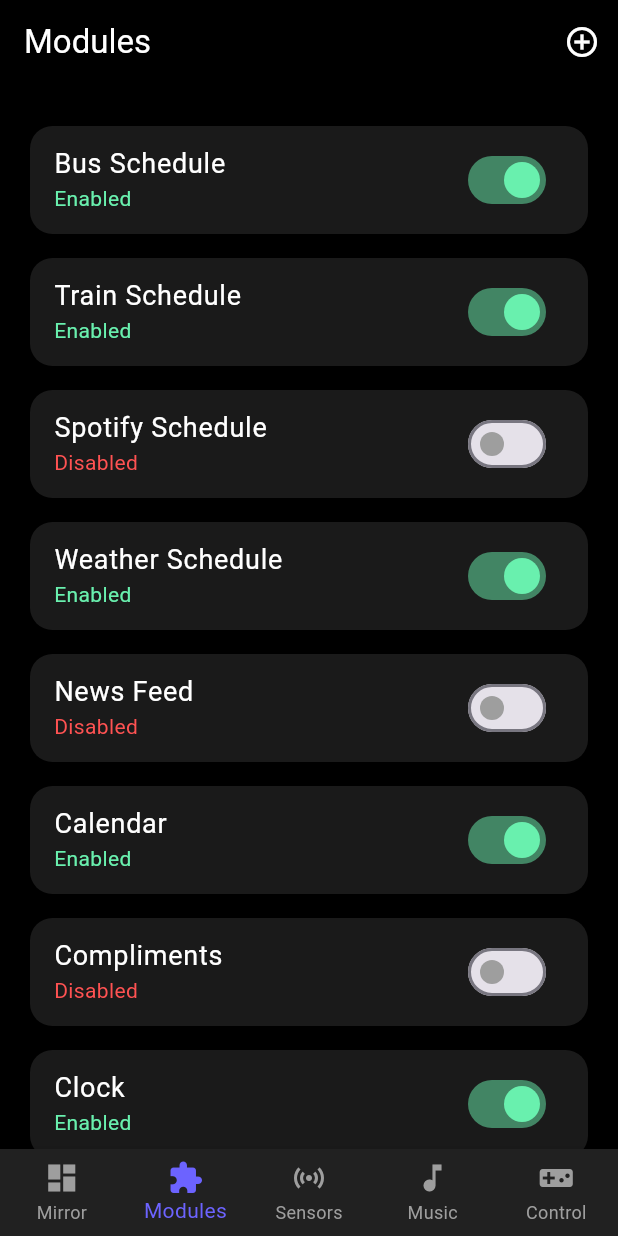
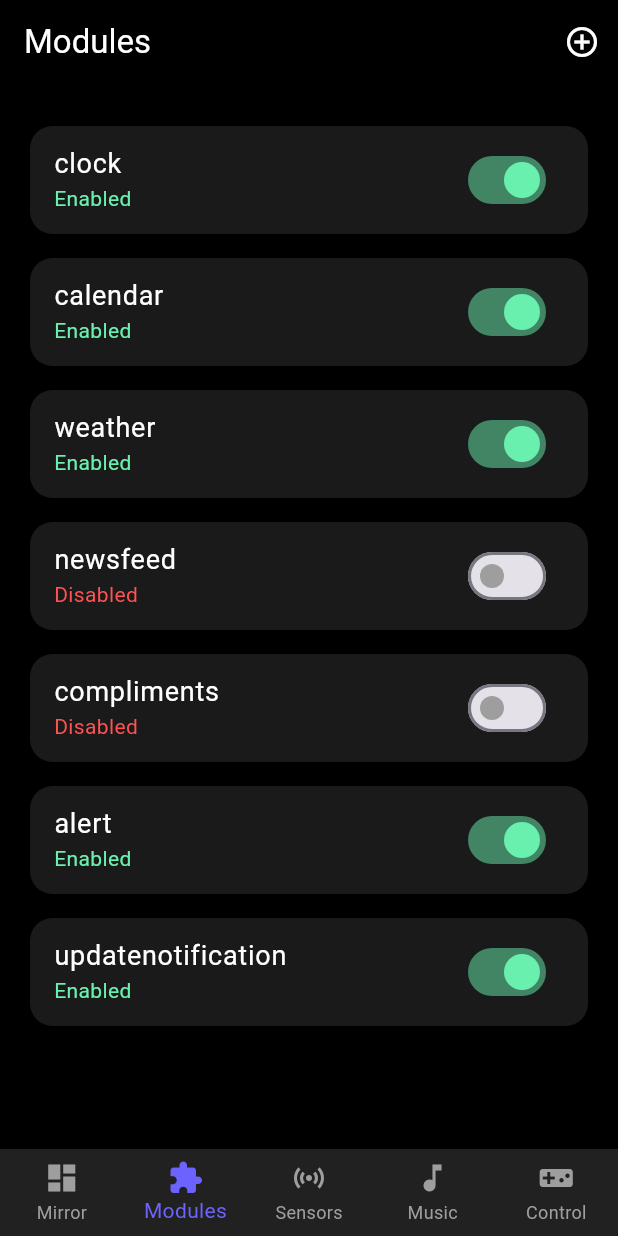
Before and after one commit to AngelG4612/Jarvis, a Flutter app: the screen it shows after launch, item 2 of the bottom bar chosen, on a phone screen of 412 x 824 dp. Run offline on Flutter 3.47's test engine with Material 3 defaults, Android fonts, the phone set to English and light mode, and no system bars; our stand-ins replace webview_flutter; missing offline and left inert: mqtt_client.

Commit message:
Fix: Sync module names and API format between app and Pi listener
- Update app modules to match MagicMirror config (clock, calendar, weather, newsfeed, etc)
- Change MQTT message format from 'module:on/off' to 'module:show/hide' for MMM-Remote-Control
- Improve listener error handling with better logging for API debugging
- Ensure single MQTT connection shared across all screens

```diff
--- a/app/jarvis/lib/screens/modules_screen.dart
+++ b/app/jarvis/lib/screens/modules_screen.dart
@@ -10,16 +10,15 @@ class ModulesScreen extends StatefulWidget {
 }
 
 class _ModulesScreenState extends State<ModulesScreen> {
-  // Default modules list (you can expand this)
+  // Modules must match MagicMirror config.js names
   final Map<String, bool> modules = {
-    'Bus Schedule': true,
-    'Train Schedule': true,
-    'Spotify Schedule': false,
-    'Weather Schedule': true,
-    'News Feed': false,
-    'Calendar': true,
-    'Compliments': false,
-    'Clock': true,
+    'clock': true,
+    'calendar': true,
+    'weather': true,
+    'newsfeed': false,
+    'compliments': false,
+    'alert': true,
+    'updatenotification': true,
   };
 
   void _toggleModule(String name, bool enabled) {
@@ -27,8 +26,10 @@ class _ModulesScreenState extends State<ModulesScreen> {
       modules[name] = enabled;
     });
 
-    // Send MQTT message to Pi
-    widget.mqtt.publish('mirror/module', '$name:${enabled ? "on" : "off"}');
+    // Send MQTT message to Pi using MMM-Remote-Control API format
+    // Format: "moduleName:show" or "moduleName:hide"
+    final action = enabled ? 'show' : 'hide';
+    widget.mqtt.publish('mirror/module', '$name:$action');
   }
 
   void _addModuleDialog() {
```
Also changed, not shown: 1 other file.
